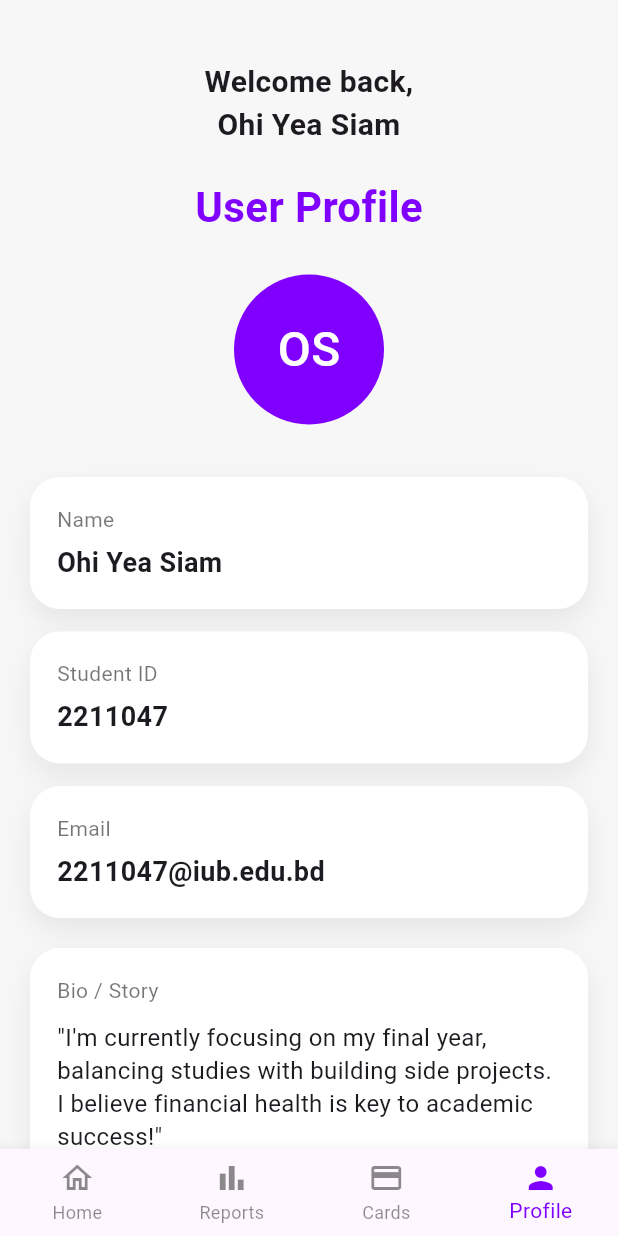
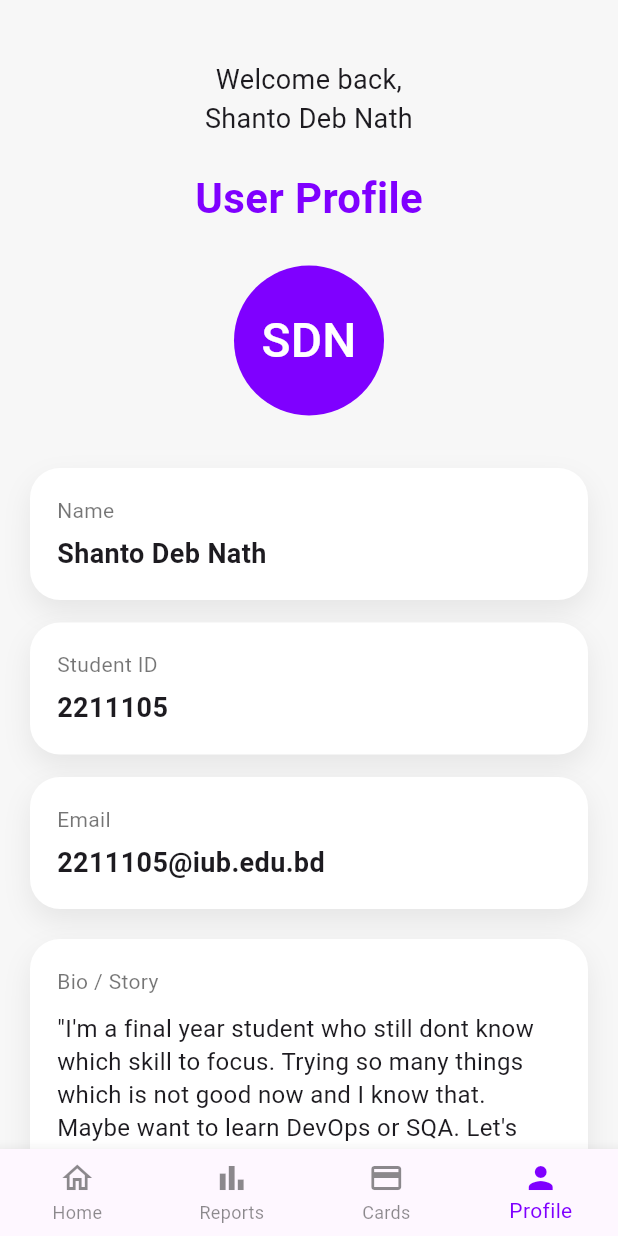
Before and after one commit to shanto-nath/assignment-two-flutter-UI-Shanto_Deb_Nath_2211105, a Flutter app: the screen it shows after launch, item 4 of the bottom bar chosen, on a phone screen of 412 x 824 dp. Run offline on Flutter 3.47's test engine with Material 3 defaults, Android fonts, the phone set to English and light mode, and no system bars; Roboto replaces fonts that are missing (Montserrat).

Commit message:
Final Update

```diff
--- a/lib/Pages/page_1.dart
+++ b/lib/Pages/page_1.dart
@@ -62,7 +62,7 @@ class HomePage extends StatelessWidget {
                 category: "Shopping",
                 date: "Yesterday",
                 amount: -55.80,
-                iconData: Icons.shopping_cart_outlined, // New Icon
+                iconData: Icons.add_shopping_cart_rounded, // New Icon
               ),
 
               // Added an item to match the reference image count/style
@@ -71,7 +71,7 @@ class HomePage extends StatelessWidget {
                 category: "Shopping",
                 date: "2 days ago",
                 amount: -120.45,
-                iconData: Icons.shopping_cart_outlined,
+                iconData: Icons.shopping_cart,
               ),
             ],
           ),
@@ -86,14 +86,14 @@ class HomePage extends StatelessWidget {
         const CircleAvatar(
           radius: 24,
           backgroundColor: Color(0xff7f00ff), // Vibrant purple
-          child: Text("S", style: TextStyle(color: Colors.white, fontWeight: FontWeight.bold)),
+          child: Text("SDN", style: TextStyle(color: Colors.white, fontWeight: FontWeight.bold)),
         ),
         const SizedBox(width: 12),
         Column(
           crossAxisAlignment: CrossAxisAlignment.start,
           children: const [
             Text("Welcome back,", style: TextStyle(fontSize: 14, color: Colors.black54)),
-            Text("Ohi Yea Siam",
+            Text("Shanto Deb Nath",
                 style: TextStyle(fontSize: 18, fontWeight: FontWeight.bold)),
           ],
         ),
@@ -205,9 +205,9 @@ class HomePage extends StatelessWidget {
   }) {
     // Determine the color for the amount and icon background
     final isIncome = amount >= 0;
-    final amountColor = isIncome ? const Color(0xff43a047) : const Color(0xffe53935);
+    final amountColor = isIncome ? const Color.fromARGB(255, 12, 69, 15) : const Color(0xffe53935);
     final iconBgColor = isIncome ? Colors.yellow.shade100 : Colors.grey.shade200;
-    final iconColor = isIncome ? Colors.orange.shade800 : Colors.black87;
+    final iconColor = isIncome ? const Color.fromARGB(255, 126, 90, 61) : Colors.black87;
 
     return Container(
       margin: const EdgeInsets.only(bottom: 15),
--- a/lib/Pages/page_2.dart
+++ b/lib/Pages/page_2.dart
@@ -32,7 +32,7 @@ class Page2 extends StatelessWidget {
                               style: TextStyle(
                                   fontSize: 14, color: Colors.black54)),
                           Text(
-                            "Ohi Yea Siam",
+                            "Shanto Deb Nath",
                             style: TextStyle(
                                 fontSize: 16, fontWeight: FontWeight.bold),
                           ),
--- a/lib/Pages/page_4.dart
+++ b/lib/Pages/page_4.dart
@@ -13,15 +13,19 @@ class Page4 extends StatelessWidget {
           crossAxisAlignment: CrossAxisAlignment.center,
           children: [
             const Text(
-              "Welcome back,\nOhi Yea Siam",
-              style: TextStyle(fontSize: 20, fontWeight: FontWeight.w600),
+              "Welcome back,\nShanto Deb Nath",
+              style: TextStyle(fontSize: 18, fontWeight: FontWeight.w400),
               textAlign: TextAlign.center,
             ),
             const SizedBox(height: 20),
 
             const Text(
               "User Profile",
-              style: TextStyle(fontSize: 28, fontWeight: FontWeight.bold, color: Color(0xff7f00ff)), // Vibrant color for title
+              style: TextStyle(
+                fontSize: 28,
+                fontWeight: FontWeight.bold,
+                color: Color(0xff7f00ff),
+              ),
             ),
 
             const SizedBox(height: 25),
@@ -30,18 +34,22 @@ class Page4 extends StatelessWidget {
               radius: 50,
               backgroundColor: const Color(0xff7f00ff), // Vibrant purple
               child: const Text(
-                "OS",
-                style: TextStyle(color: Colors.white, fontSize: 32, fontFamily: 'Montserrat'),
+                "SDN",
+                style: TextStyle(
+                  color: Colors.white,
+                  fontSize: 32,
+                  fontFamily: 'Montserrat',
+                ),
               ),
             ),
 
             const SizedBox(height: 35),
 
-            buildInfoCard("Name", "Ohi Yea Siam"),
+            buildInfoCard("Name", "Shanto Deb Nath"),
             const SizedBox(height: 15),
-            buildInfoCard("Student ID", "2211047"),
+            buildInfoCard("Student ID", "2211105"),
             const SizedBox(height: 15),
-            buildInfoCard("Email", "2211047@iub.edu.bd"),
+            buildInfoCard("Email", "2211105@iub.edu.bd"),
             const SizedBox(height: 20),
 
             buildBioCard(),
@@ -60,21 +68,24 @@ class Page4 extends StatelessWidget {
         borderRadius: BorderRadius.circular(20), // More rounded corners
         boxShadow: [
           BoxShadow(
-              color: Colors.grey.withOpacity(0.2), // Lighter, subtle shadow
-              blurRadius: 15,
-              offset: const Offset(0, 8)),
+            color: Colors.grey.withOpacity(0.2), // Lighter, subtle shadow
+            blurRadius: 15,
+            offset: const Offset(0, 8),
+          ),
         ],
       ),
       child: Column(
         crossAxisAlignment: CrossAxisAlignment.start,
         children: [
-          Text(title,
-              style:
-              const TextStyle(fontSize: 14, color: Colors.black54)),
+          Text(
+            title,
+            style: const TextStyle(fontSize: 14, color: Colors.black54),
+          ),
           const SizedBox(height: 6),
-          Text(value,
-              style: const TextStyle(
-                  fontSize: 18, fontWeight: FontWeight.w600)),
+          Text(
+            value,
+            style: const TextStyle(fontSize: 18, fontWeight: FontWeight.w600),
+          ),
         ],
       ),
     );
@@ -89,19 +100,22 @@ class Page4 extends StatelessWidget {
         borderRadius: BorderRadius.circular(20), // More rounded corners
         boxShadow: [
           BoxShadow(
-              color: Colors.grey.withOpacity(0.2), // Lighter, subtle shadow
-              blurRadius: 15,
-              offset: const Offset(0, 8)),
+            color: Colors.grey.withOpacity(0.2), // Lighter, subtle shadow
+            blurRadius: 15,
+            offset: const Offset(0, 8),
+          ),
         ],
       ),
       child: const Column(
         crossAxisAlignment: CrossAxisAlignment.start,
         children: [
-          Text("Bio / Story",
-              style: TextStyle(fontSize: 14, color: Colors.black54)),
+          Text(
+            "Bio / Story",
+            style: TextStyle(fontSize: 14, color: Colors.black54),
+          ),
           SizedBox(height: 10),
           Text(
-            "\"I'm currently focusing on my final year, balancing studies with building side projects. I believe financial health is key to academic success!\"",
+            "\"I'm a final year student who still dont know which skill to focus. Trying so many things which is not good now and I know that. Maybe want to learn DevOps or SQA. Let's see.\"",
             style: TextStyle(fontSize: 16, height: 1.4),
           ),
         ],
```
